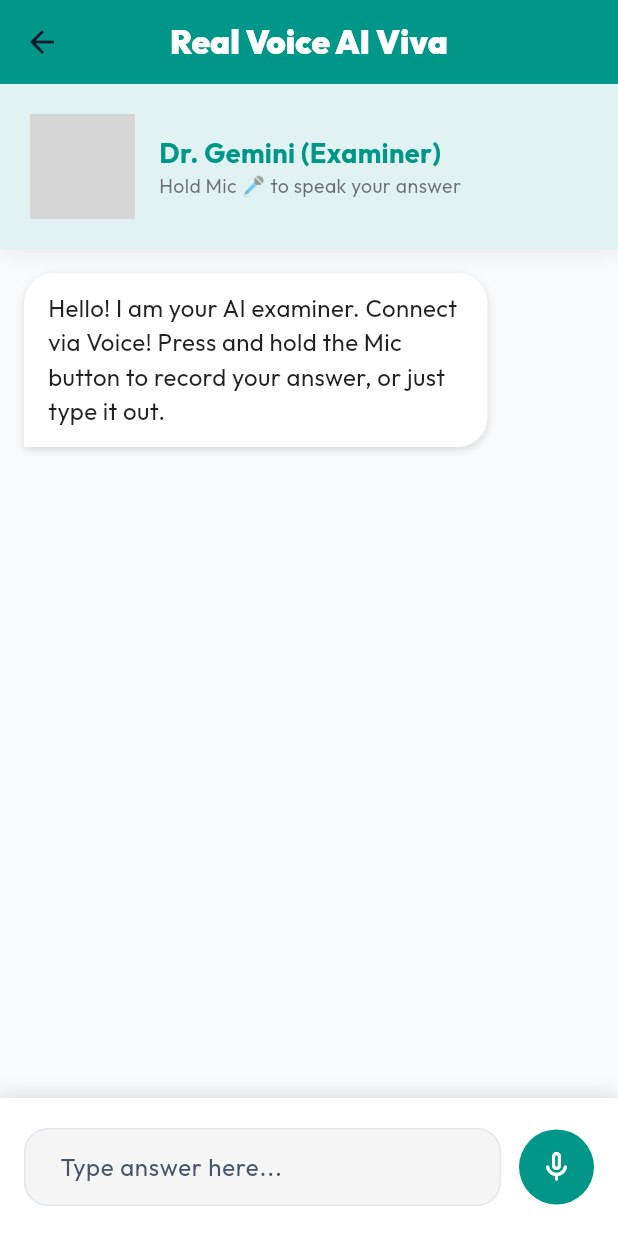
After one commit to shivam1264/edutrack_ai, a Flutter app: the AIVivaScreen screen opened directly, on a phone screen of 412 x 824 dp. The commit adds this screen. Run offline on Flutter 3.47's test engine with Material 3 defaults, Android fonts, the phone set to English and light mode, and no system bars; our stand-ins replace audioplayers, cloud_firestore, file_picker, firebase_auth, firebase_core, firebase_messaging and 7 more; missing offline and left inert: record; accounts and stored records are empty; network calls fail; grey boxes are pictures that could not be loaded.

Commit message:
AI Voice Viva Audio Mode

```diff
--- a/edutrack_ai/lib/screens/dashboards/student_dashboard.dart
+++ b/edutrack_ai/lib/screens/dashboards/student_dashboard.dart
@@ -20,6 +20,7 @@ import '../student/notes_library_screen.dart';
 import '../student/timetable_screen.dart';
 import '../student/achievements_screen.dart';
 import '../student/flashcard_generator_screen.dart';
+import '../student/ai_viva_screen.dart';
 
 class StudentDashboard extends StatefulWidget {
   const StudentDashboard({super.key});
@@ -498,10 +499,16 @@ class _StudentDashboardState extends State<StudentDashboard> {
         'onTap': () => Navigator.push(context, MaterialPageRoute(builder: (_) => const StudentAssignmentsScreen())),
       },
       {
+        'icon': Icons.record_voice_over_rounded,
+        'label': 'AI Viva',
+        'color': Colors.teal,
+        'onTap': () => Navigator.push(context, MaterialPageRoute(builder: (_) => const AIVivaScreen())),
+      },
+      {
         'icon': Icons.quiz_rounded,
         'label': 'Quizzes',
         'color': const Color(0xFFE11D48),
-        'onTap': () => Navigator.push(context, MaterialPageRoute(builder: (_) => const QuizListScreen())),
+        'onTap': () => Navigator.push(context, MaterialPageRoute(builder: (_) => QuizListScreen(classId: classId))),
       },
       {
         'icon': Icons.bolt_rounded,
--- /dev/null
+++ b/edutrack_ai/lib/screens/student/ai_viva_screen.dart
@@ -0,0 +1,293 @@
+import 'package:flutter/material.dart';
+import 'package:http/http.dart' as http;
+import 'dart:convert';
+import 'dart:io';
+import '../../utils/config.dart';
+import '../../utils/app_theme.dart';
+import 'package:audioplayers/audioplayers.dart';
+import 'package:record/record.dart';
+import 'package:path_provider/path_provider.dart';
+
+class AIVivaScreen extends StatefulWidget {
+  const AIVivaScreen({super.key});
+
+  @override
+  State<AIVivaScreen> createState() => _AIVivaScreenState();
+}
+
+class _AIVivaScreenState extends State<AIVivaScreen> {
+  final TextEditingController _msgController = TextEditingController();
+  final List<Map<String, String>> _messages = [];
+  bool _isLoadingReply = false;
+  final ScrollController _scrollController = ScrollController();
+
+  final AudioPlayer _audioPlayer = AudioPlayer();
+  final AudioRecorder _audioRecorder = AudioRecorder();
+
+  bool _isRecording = false;
+  String? _recordPath;
+
+  @override
+  void initState() {
+    super.initState();
+    _messages.add({
+      "role": "assistant",
+      "text": "Hello! I am your AI examiner. Connect via Voice! Press and hold the Mic button to record your answer, or just type it out."
+    });
+  }
+
+  @override
+  void dispose() {
+    _audioPlayer.dispose();
+    _audioRecorder.dispose();
+    _scrollController.dispose();
+    super.dispose();
+  }
+
+  Future<void> _startRecording() async {
+    try {
+      if (await _audioRecorder.hasPermission()) {
+        final dir = await getApplicationDocumentsDirectory();
+        _recordPath = '${dir.path}/viva_audio.m4a';
+
+        await _audioRecorder.start(
+          const RecordConfig(encoder: AudioEncoder.aacLc, bitRate: 128000),
+          path: _recordPath!
+        );
+        setState(() {
+          _isRecording = true;
+        });
+      } else {
+        ScaffoldMessenger.of(context).showSnackBar(const SnackBar(content: Text('Microphone permission required!')));
+      }
+    } catch (e) {
+      debugPrint("Record error: $e");
+    }
+  }
+
+  Future<void> _stopRecording() async {
+    try {
+      final path = await _audioRecorder.stop();
+      setState(() {
+        _isRecording = false;
+      });
+
+      if (path != null) {
+        final File file = File(path);
+        if (await file.exists()) {
+          final bytes = await file.readAsBytes();
+          final base64Audio = base64Encode(bytes);
+          _sendMessage("[Sent Audio Answer]", base64Audio: base64Audio);
+        }
+      }
+    } catch (e) {
+      debugPrint("Stop record error: $e");
+    }
+  }
+
+  Future<void> _playBase64Audio(String base64Audio) async {
+    try {
+      final bytes = base64Decode(base64Audio);
+      await _audioPlayer.play(BytesSource(bytes));
+    } catch (e) {
+      debugPrint("Audio play error: $e");
+    }
+  }
+
+  Future<void> _sendMessage(String message, {String? base64Audio}) async {
+    setState(() {
+      _messages.add({"role": "user", "text": message});
+      _isLoadingReply = true;
+    });
+    _msgController.clear();
+    _scrollToBottom();
+
+    try {
+      final response = await http.post(
+        Uri.parse(Config.endpoint('/ai-viva')),
+        headers: {'Content-Type': 'application/json'},
+        body: jsonEncode({
+          'message': base64Audio == null ? message : '',
+          'history': _messages.where((m) => !m['text']!.startsWith('[Sent')).map((m) => {'role': m['role'], 'text': m['text']}).toList(),
+          'topic': 'General Knowledge',
+          'use_tts': true,
+          'audio_base64': base64Audio ?? ''
+        }),
+      );
+
+      if (response.statusCode == 200) {
+        final jsonResponse = jsonDecode(response.body);
+        final replyText = jsonResponse['reply'] ?? 'I cannot evaluate that.';
+        final replyBase64Audio = jsonResponse['reply_audio_base64'];
+
+        setState(() {
+          _messages.add({"role": "assistant", "text": replyText});
+          _isLoadingReply = false;
+        });
+        _scrollToBottom();
+
+        if (replyBase64Audio != null) {
+          _playBase64Audio(replyBase64Audio);
+        }
+      } else {
+        throw Exception("Server Error");
+      }
+    } catch (e) {
+      setState(() {
+        _isLoadingReply = false;
+        _messages.add({"role": "assistant", "text": "Network issue. Please try again."});
+      });
+      _scrollToBottom();
+    }
+  }
+
+  void _scrollToBottom() {
+    Future.delayed(const Duration(milliseconds: 100), () {
+      if (_scrollController.hasClients) {
+        _scrollController.animateTo(
+          _scrollController.position.maxScrollExtent,
+          duration: const Duration(milliseconds: 300),
+          curve: Curves.easeOut,
+        );
+      }
+    });
+  }
+
+  @override
+  Widget build(BuildContext context) {
+    return Scaffold(
+      backgroundColor: AppTheme.bgLight,
+      appBar: AppBar(
+        title: const Text('Real Voice AI Viva', style: TextStyle(fontWeight: FontWeight.w900, color: Colors.white)),
+        backgroundColor: Colors.teal,
+        elevation: 0,
+        centerTitle: true,
+      ),
+      body: Column(
+        children: [
+          Container(
+            padding: const EdgeInsets.all(20),
+            decoration: BoxDecoration(
+              color: Colors.teal.shade50,
+              boxShadow: [BoxShadow(color: Colors.black.withOpacity(0.05), blurRadius: 10, offset: const Offset(0, 5))]
+            ),
+            child: Row(
+              children: [
+                CircleAvatar(
+                  radius: 35,
+                  backgroundColor: Colors.teal,
+                  backgroundImage: const NetworkImage('https://i.pravatar.cc/150?img=47'),
+                  child: const Icon(Icons.psychology_rounded, color: Colors.white, size: 40),
+                ),
+                const SizedBox(width: 16),
+                Expanded(
+                  child: Column(
+                    crossAxisAlignment: CrossAxisAlignment.start,
+                    children: [
+                      const Text('Dr. Gemini (Examiner)', style: TextStyle(fontSize: 18, fontWeight: FontWeight.bold, color: Colors.teal)),
+                      Text(_isRecording ? 'Listening carefully...' : 'Hold Mic 🎤 to speak your answer', style: TextStyle(color: _isRecording ? Colors.red : Colors.black54, fontSize: 13, fontWeight: _isRecording ? FontWeight.bold : FontWeight.normal)),
+                    ],
+                  ),
+                )
+              ],
+            ),
+          ),
+
+          Expanded(
+            child: ListView.builder(
+              controller: _scrollController,
+              padding: const EdgeInsets.all(16),
+              itemCount: _messages.length,
+              itemBuilder: (context, index) {
+                final isUser = _messages[index]['role'] == 'user';
+                return Align(
+                  alignment: isUser ? Alignment.centerRight : Alignment.centerLeft,
+                  child: Container(
+                    margin: const EdgeInsets.only(bottom: 12),
+                    padding: const EdgeInsets.symmetric(horizontal: 16, vertical: 12),
+                    constraints: BoxConstraints(maxWidth: MediaQuery.of(context).size.width * 0.75),
+                    decoration: BoxDecoration(
+                      color: isUser ? Colors.teal : Colors.white,
+                      borderRadius: BorderRadius.only(
+                        topLeft: const Radius.circular(20),
+                        topRight: const Radius.circular(20),
+                        bottomLeft: isUser ? const Radius.circular(20) : const Radius.circular(0),
+                        bottomRight: isUser ? const Radius.circular(0) : const Radius.circular(20),
+                      ),
+                      boxShadow: const [BoxShadow(color: Colors.black12, blurRadius: 4, offset: Offset(0, 2))],
+                    ),
+                    child: Text(
+                      _messages[index]['text']!,
+                      style: TextStyle(color: isUser ? Colors.white : Colors.black87, fontSize: 16),
+                    ),
+                  ),
+                );
+              },
+            ),
+          ),
+
+          if (_isLoadingReply)
+            const Padding(
+              padding: EdgeInsets.all(8.0),
+              child: CircularProgressIndicator(color: Colors.teal),
+            ),
+
+          Container(
+            padding: const EdgeInsets.symmetric(horizontal: 16, vertical: 20),
+            decoration: const BoxDecoration(
+              color: Colors.white,
+              boxShadow: [BoxShadow(color: Colors.black12, blurRadius: 10, offset: Offset(0, -2))],
+            ),
+            child: SafeArea(
+              child: Row(
+                children: [
+                  Expanded(
+                    child: TextField(
+                      controller: _msgController,
+                      decoration: InputDecoration(
+                        hintText: 'Type answer here...',
+                        border: OutlineInputBorder(borderRadius: BorderRadius.circular(25), borderSide: BorderSide.none),
+                        filled: true,
+                        fillColor: Colors.grey.shade100,
+                        contentPadding: const EdgeInsets.symmetric(horizontal: 20, vertical: 14),
+                      ),
+                      onSubmitted: (val) {
+                        if (val.trim().isNotEmpty) _sendMessage(val.trim());
+                      },
+                    ),
+                  ),
+                  const SizedBox(width: 12),
+                  GestureDetector(
+                    onTapDown: (_) => _startRecording(),
+                    onTapUp: (_) => _stopRecording(),
+                    onTapCancel: () => _stopRecording(),
+                    onTap: () {
+                      if (_msgController.text.trim().isNotEmpty) {
+                        _sendMessage(_msgController.text.trim());
+                      }
+                    },
+                    child: AnimatedContainer(
+                      duration: const Duration(milliseconds: 200),
+                      width: _isRecording ? 60 : 50,
+                      height: _isRecording ? 60 : 50,
+                      decoration: BoxDecoration(
+                        color: _isRecording ? Colors.red : Colors.teal,
+                        shape: BoxShape.circle,
+                        boxShadow: _isRecording ? [BoxShadow(color: Colors.red.withOpacity(0.5), blurRadius: 15, spreadRadius: 5)] : [],
+                      ),
+                      child: Icon(
+                        _isRecording ? Icons.mic : (_msgController.text.isEmpty ? Icons.mic_none_rounded : Icons.send_rounded),
+                        color: Colors.white,
+                        size: _isRecording ? 30 : 24,
+                      ),
+                    ),
+                  ),
+                ],
+              ),
+            ),
+          ),
+        ],
+      ),
+    );
+  }
+}
--- a/edutrack_ai/python/requirements.txt
+++ b/edutrack_ai/python/requirements.txt
@@ -5,3 +5,4 @@ firebase-admin==6.5.0
 gunicorn==21.2.0
 python-dotenv==1.0.1
 Pillow==10.3.0
+gTTS==2.5.1
```
Also changed, not shown: edutrack_ai/pubspec.yaml (+5 -2 lines), 4 other files.
